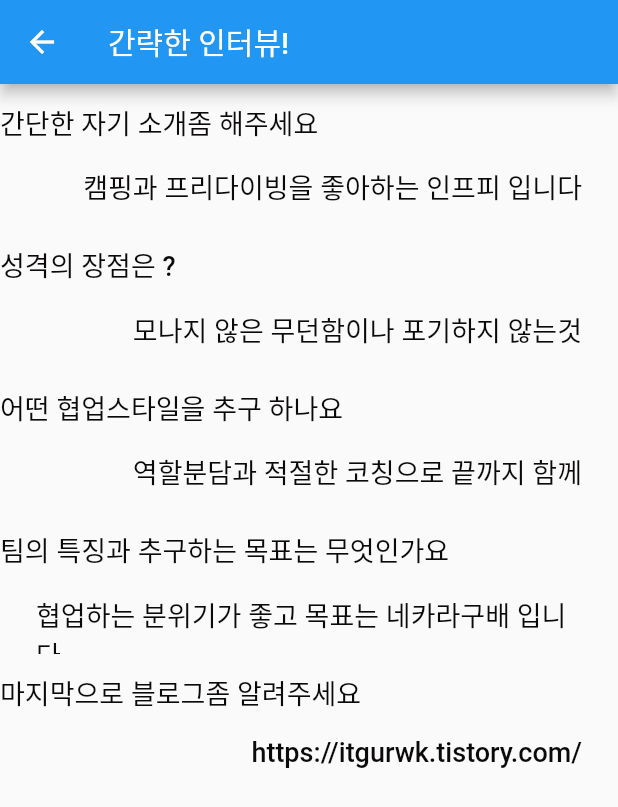
After one commit to iOS-17th/Who_We_Are, a Flutter app: the FirstPage screen opened directly, after a tap on "인터뷰 보기", on a phone screen of 412 x 824 dp. The commit adds this screen. Shown: the top 807 px of the screen. Run offline on Flutter 3.47's test engine with Material 2 defaults, Android fonts, the phone set to English and light mode, and no system bars; our stand-ins replace flip_card.

Commit message:
Add HJ_page => make UI, connect reqiured

```diff
--- /dev/null
+++ b/lib/personal_page/HJ_page/HJ_page1.dart
@@ -0,0 +1,52 @@
+// ignore_for_file: prefer_const_constructors
+import 'package:flutter/material.dart';
+import 'HJ_page2.dart';
+
+void main() {
+  runApp(const MyApp());
+}
+
+class MyApp extends StatelessWidget {
+  const MyApp({Key? key}) : super(key: key);
+  @override
+  Widget build(BuildContext context) {
+    return MaterialApp(
+      debugShowCheckedModeBanner: false,
+      home: FirstPage(),
+    );
+  }
+}
+
+@override
+Widget build(BuildContext context) {
+  return MaterialApp(
+    home: const FirstPage(),
+    theme: ThemeData(fontFamily: 'Robota'),
+    themeMode: ThemeMode.system,
+  );
+}
+
+// 첫 번째 페이지
+class FirstPage extends StatelessWidget {
+  const FirstPage({Key? key}) : super(key: key);
+  @override
+  Widget build(BuildContext context) {
+    return Scaffold(
+      appBar: AppBar(
+        title: Text("안녕하세요17조 윤혁진입니다"),
+      ),
+      body: Center(
+        child: ElevatedButton(
+          child: Text("인터뷰 보기"),
+          onPressed: () {
+            // 페이지 이동
+            Navigator.push(
+              context,
+              MaterialPageRoute(builder: (context) => SecondPage()),
+            );
+          },
+        ),
+      ),
+    );
+  }
+}
--- /dev/null
+++ b/lib/personal_page/HJ_page/HJ_page2.dart
@@ -0,0 +1,209 @@
+import 'package:flutter/material.dart';
+
+class SecondPage extends StatelessWidget {
+  const SecondPage({Key? key}) : super(key: key);
+
+  @override
+  Widget build(BuildContext context) {
+    return Scaffold(
+      appBar: AppBar(
+        title: Text("간략한 인터뷰!"),
+      ),
+      body: Container(
+        // top: true,
+        child: Column(
+          children: [
+            Align(
+              alignment: AlignmentDirectional(1, -1),
+              child: Column(
+                mainAxisSize: MainAxisSize.max,
+                children: [
+                  Align(
+                    alignment: AlignmentDirectional(-1, -0.9),
+                    child: Padding(
+                      padding: EdgeInsetsDirectional.fromSTEB(0, 12, 0, 3),
+                      child: SizedBox(
+                        height: 40,
+                        child: Text(
+                          '간단한 자기 소개좀 해주세요',
+                          style: TextStyle(
+                            color: Color(0xFF0C0909),
+                            fontWeight: FontWeight.w500,
+                            fontSize: 18,
+                            fontStyle: FontStyle.normal,
+                          ),
+                        ),
+                      ),
+                    ),
+                  ),
+                ],
+              ),
+            ),
+            Align(
+              alignment: AlignmentDirectional(1, -1),
+              child: Padding(
+                padding: EdgeInsetsDirectional.fromSTEB(24, 0, 24, 0),
+                child: SizedBox(
+                  height: 40,
+                  child: Text(
+                    '캠핑과 프리다이빙을 좋아하는 인프피 입니다',
+                    style: TextStyle(
+                      color: Color(0xFF0C0909),
+                      fontWeight: FontWeight.w500,
+                      fontSize: 18,
+                      fontStyle: FontStyle.normal,
+                    ),
+                  ),
+                ),
+              ),
+            ),
+            Align(
+              alignment: AlignmentDirectional(-1, -1),
+              child: Padding(
+                padding: EdgeInsetsDirectional.fromSTEB(0, 12, 0, 3),
+                child: SizedBox(
+                  height: 40,
+                  child: Text(
+                    '성격의 장점은 ?',
+                    style: TextStyle(
+                      color: Color(0xFF0C0909),
+                      fontWeight: FontWeight.w500,
+                      fontSize: 18,
+                      fontStyle: FontStyle.normal,
+                    ),
+                  ),
+                ),
+              ),
+            ),
+            Align(
+              alignment: AlignmentDirectional(1, -1),
+              child: Padding(
+                padding: EdgeInsetsDirectional.fromSTEB(24, 0, 24, 0),
+                child: SizedBox(
+                  height: 40,
+                  child: Text(
+                    '모나지 않은 무던함이나 포기하지 않는것',
+                    style: TextStyle(
+                      color: Color(0xFF0C0909),
+                      fontWeight: FontWeight.w500,
+                      fontSize: 18,
+                      fontStyle: FontStyle.normal,
+                    ),
+                  ),
+                ),
+              ),
+            ),
+            Align(
+              alignment: AlignmentDirectional(-1, -1),
+              child: Padding(
+                padding: EdgeInsetsDirectional.fromSTEB(0, 12, 0, 3),
+                child: SizedBox(
+                  height: 40,
+                  child: Text(
+                    '어떤 협업스타일을 추구 하나요',
+                    style: TextStyle(
+                      color: Color(0xFF0C0909),
+                      fontWeight: FontWeight.w500,
+                      fontSize: 18,
+                      fontStyle: FontStyle.normal,
+                    ),
+                  ),
+                ),
+              ),
+            ),
+            Align(
+              alignment: AlignmentDirectional(1, -1),
+              child: Padding(
+                padding: EdgeInsetsDirectional.fromSTEB(24, 0, 24, 0),
+                child: SizedBox(
+                  height: 40,
+                  child: Text(
+                    '역할분담과 적절한 코칭으로 끝까지 함께',
+                    style: TextStyle(
+                      color: Color(0xFF0C0909),
+                      fontWeight: FontWeight.w500,
+                      fontSize: 18,
+                      fontStyle: FontStyle.normal,
+                    ),
+                  ),
+                ),
+              ),
+            ),
+            Align(
+              alignment: AlignmentDirectional(-1, -1),
+              child: Padding(
+                padding: EdgeInsetsDirectional.fromSTEB(0, 12, 0, 3),
+                child: SizedBox(
+                  height: 40,
+                  child: Text(
+                    '팀의 특징과 추구하는 목표는 무엇인가요',
+                    style: TextStyle(
+                      color: Color(0xFF0C0909),
+                      fontWeight: FontWeight.w500,
+                      fontSize: 18,
+                      fontStyle: FontStyle.normal,
+                    ),
+                  ),
+                ),
+              ),
+            ),
+            Align(
+              alignment: AlignmentDirectional(1, -1),
+              child: Padding(
+                padding: EdgeInsetsDirectional.fromSTEB(24, 0, 24, 0),
+                child: SizedBox(
+                  height: 40,
+                  child: Text(
+                    '협업하는 분위기가 좋고 목표는 네카라구배 입니다',
+                    style: TextStyle(
+                      color: Color(0xFF0C0909),
+                      fontWeight: FontWeight.w500,
+                      fontSize: 18,
+                      fontStyle: FontStyle.normal,
+                    ),
+                  ),
+                ),
+              ),
+            ),
+            Align(
+              alignment: AlignmentDirectional(-1, -1),
+              child: Padding(
+                padding: EdgeInsetsDirectional.fromSTEB(0, 12, 0, 3),
+                child: SizedBox(
+                  height: 40,
+                  child: Text(
+                    '마지막으로 블로그좀 알려주세요',
+                    style: TextStyle(
+                      color: Color(0xFF0C0909),
+                      fontWeight: FontWeight.w500,
+                      fontSize: 18,
+                      fontStyle: FontStyle.normal,
+                    ),
+                  ),
+                ),
+              ),
+            ),
+            Align(
+              alignment: AlignmentDirectional(1, -1),
+              child: Padding(
+                padding: EdgeInsetsDirectional.fromSTEB(24, 0, 24, 0),
+                child: SizedBox(
+                  height: 40,
+                  child: Text(
+                    'https://itgurwk.tistory.com/',
+                    style: TextStyle(
+                      color: Color(0xFF0C0909),
+                      fontWeight: FontWeight.w500,
+                      fontSize: 18,
+                      fontStyle: FontStyle.normal,
+                    ),
+                  ),
+                ),
+              ),
+            ),
+          ],
+        ),
+      ),
+    );
+  }
+}
--- a/lib/personal_page/cherin_page.dart
+++ b/lib/personal_page/cherin_page.dart
@@ -48,7 +48,7 @@
                 '제 이름은 박세찬입니다 ! 잘 부탁드립니다 !\n아래 카드를 눌러보세요 ! \n제 TMI들이 나올거에요 !',
                 textAlign: TextAlign.end,
                 maxLines: 4,
-                style: TextStyle(fontSize: 20),
+                style: TextStyle(fontSize: 15, color: Colors.black),
               ),
             ),
             actions: [],
```
